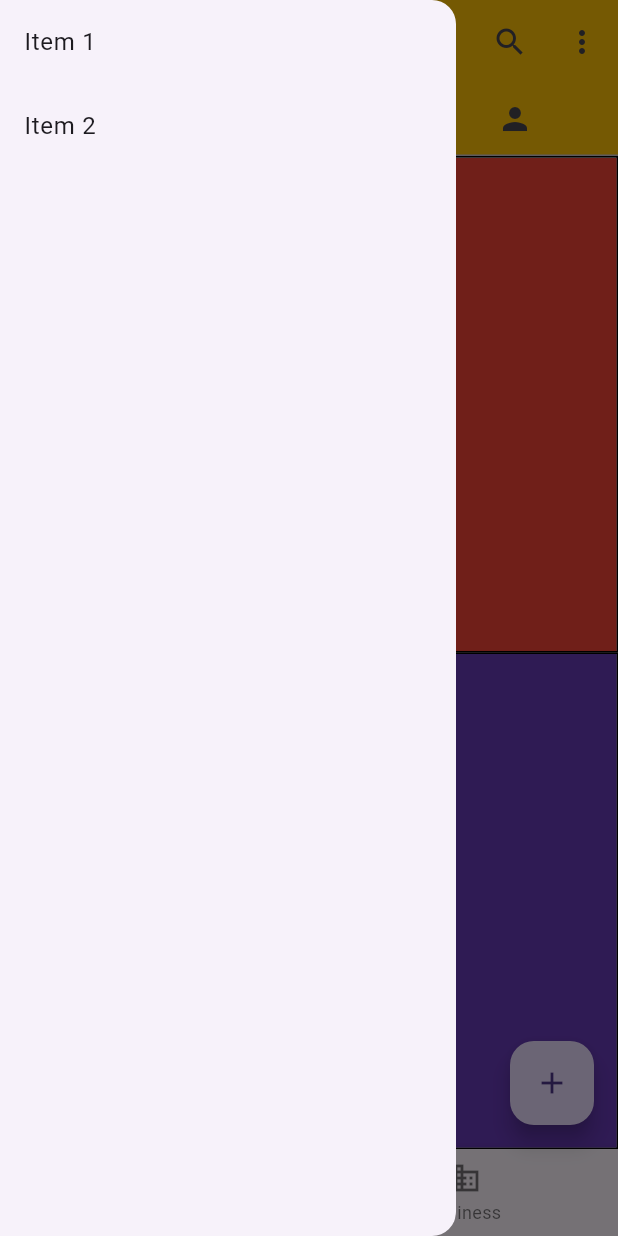
After one commit to MinhPro999/bt-final-app-movie, a Flutter app: the MyHomePage screen opened directly, with the side drawer open, on a phone screen of 412 x 824 dp. The commit adds this screen. Run offline on Flutter 3.47's test engine with Material 3 defaults, Android fonts, the phone set to English and light mode, and no system bars; our stand-ins replace flutter_svg.

Commit message:
update lesson in scaffold section

```diff
--- /dev/null
+++ b/lib/lesson_14/body_section_of_scaffold.dart
@@ -0,0 +1,42 @@
+import 'package:flutter/material.dart';
+
+class BodySection extends StatelessWidget {
+  final PageController pageview1Controller;
+
+  final List<Container> pageViewOneChildren;
+  final PageController pageview2Controller;
+  final List<Container> pageViewTwoChildren;
+  const BodySection({
+    super.key,
+    required this.pageview1Controller,
+    required this.pageViewOneChildren,
+    required this.pageview2Controller,
+    required this.pageViewTwoChildren,
+  });
+
+  @override
+  Widget build(BuildContext context) {
+    return Column(
+      children: [
+        Expanded(
+            child: Container(
+          decoration: BoxDecoration(border: Border.all(color: Colors.black)),
+          child: PageView(
+            physics: const NeverScrollableScrollPhysics(),
+            controller: pageview1Controller,
+            children: pageViewOneChildren,
+          ),
+        )),
+        Expanded(
+            child: Container(
+          decoration: BoxDecoration(border: Border.all(color: Colors.black)),
+          child: PageView(
+            physics: const NeverScrollableScrollPhysics(),
+            controller: pageview2Controller,
+            children: pageViewTwoChildren,
+          ),
+        )),
+      ],
+    );
+  }
+}
--- /dev/null
+++ b/lib/lesson_14/bottom_nav_bar_of_scaffold.dart
@@ -0,0 +1,29 @@
+import 'package:flutter/material.dart';
+
+class BottomNavBarSection extends StatelessWidget {
+  final PageController pageview2Controller;
+
+  const BottomNavBarSection({
+    super.key,
+    required this.pageview2Controller,
+  });
+
+  @override
+  Widget build(BuildContext context) {
+    return BottomNavigationBar(
+      onTap: (index) {
+        pageview2Controller.jumpToPage(index);
+      },
+      items: const <BottomNavigationBarItem>[
+        BottomNavigationBarItem(
+          icon: Icon(Icons.home),
+          label: 'Home',
+        ),
+        BottomNavigationBarItem(
+          icon: Icon(Icons.business),
+          label: 'Business',
+        ),
+      ],
+    );
+  }
+}
--- /dev/null
+++ b/lib/lesson_14/drawer_section_of_scaffold.dart
@@ -0,0 +1,25 @@
+import 'package:flutter/material.dart';
+
+class DrawerSection extends StatelessWidget {
+  const DrawerSection({
+    super.key,
+  });
+
+  @override
+  Widget build(BuildContext context) {
+    return Drawer(
+      child: ListView(
+        children: <Widget>[
+          ListTile(
+            title: const Text('Item 1'),
+            onTap: () {},
+          ),
+          ListTile(
+            title: const Text('Item 2'),
+            onTap: () {},
+          ),
+        ],
+      ),
+    );
+  }
+}
--- a/lib/lesson_14/scaffold_demo.dart
+++ b/lib/lesson_14/scaffold_demo.dart
@@ -9,6 +9,9 @@
 //  - body: nội dung chính.
 
 import 'package:flutter/material.dart';
+import 'package:flutter_learning/lesson_14/body_section_of_scaffold.dart';
+import 'package:flutter_learning/lesson_14/bottom_nav_bar_of_scaffold.dart';
+import 'package:flutter_learning/lesson_14/drawer_section_of_scaffold.dart';
 
 void main(List<String> args) {
   runApp(const MyApp());
@@ -132,30 +135,11 @@ class MyHomePage extends StatelessWidget {
         //! body
         // Phần body của Scaffold là nơi chính để hiển thị nội dung của ứng dụng.
         // Đây là nơi bạn có thể đặt các Widgets như Column, Row, Stack, v.v.
-        body: Column(
-          children: [
-            Expanded(
-                child: Container(
-              decoration:
-                  BoxDecoration(border: Border.all(color: Colors.black)),
-              child: PageView(
-                physics: const NeverScrollableScrollPhysics(),
-                controller: pageview1Controller,
-                children: pageViewOneChildren,
-              ),
-            )),
-            Expanded(
-                child: Container(
-              decoration:
-                  BoxDecoration(border: Border.all(color: Colors.black)),
-              child: PageView(
-                physics: const NeverScrollableScrollPhysics(),
-                controller: pageview2Controller,
-                children: pageViewTwoChildren,
-              ),
-            )),
-          ],
-        ),
+        body: BodySection(
+            pageview1Controller: pageview1Controller,
+            pageViewOneChildren: pageViewOneChildren,
+            pageview2Controller: pageview2Controller,
+            pageViewTwoChildren: pageViewTwoChildren),
         //! floatingActionButton
         // là một nút hành động nổi, thường dùng để thực hiện một hành động.
         floatingActionButton: FloatingActionButton(
@@ -166,41 +150,15 @@ class MyHomePage extends StatelessWidget {
         // drawer là một ngăn kéo điều hướng bên,
         // thường được mở từ một biểu tượng ở góc trên bên trái của AppBar.
         // Nó thường chứa danh sách các lựa chọn điều hướng.
-        drawer: Drawer(
-          child: ListView(
-            children: <Widget>[
-              ListTile(
-                title: const Text('Item 1'),
-                onTap: () {},
-              ),
-              ListTile(
-                title: const Text('Item 2'),
-                onTap: () {},
-              ),
-            ],
-          ),
-        ),
+        drawer: const DrawerSection(),
         //! bottomNavigationBar
         // bottomNavigationBar là một thanh điều hướng ở phía dưới của màn hình,
         // cho phép người dùng chuyển đổi giữa các view hoặc chức năng chính của ứng dụng.
-        bottomNavigationBar: BottomNavigationBar(
-          onTap: (index) {
-            pageview2Controller.jumpToPage(index);
-          },
-          items: const <BottomNavigationBarItem>[
-            BottomNavigationBarItem(
-              icon: Icon(Icons.home),
-              label: 'Home',
-            ),
-            BottomNavigationBarItem(
-              icon: Icon(Icons.business),
-              label: 'Business',
-            ),
-          ],
-        ),
+        bottomNavigationBar:
+            BottomNavBarSection(pageview2Controller: pageview2Controller),
         //! backgroundColor:
         // Màu nền của Scaffold, có thể được đặt để thay đổi màu nền mặc định.
-        // backgroundColor: Colors.blue,
+        // backgroundColor: Colors.black,
       ),
     );
   }
```
